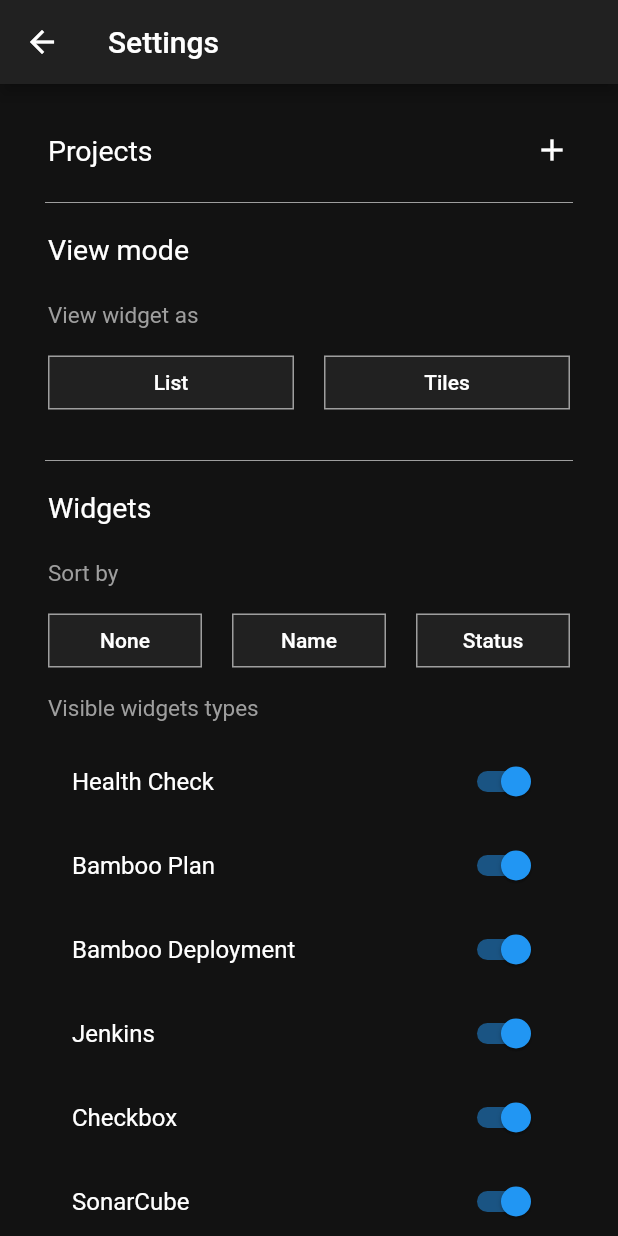
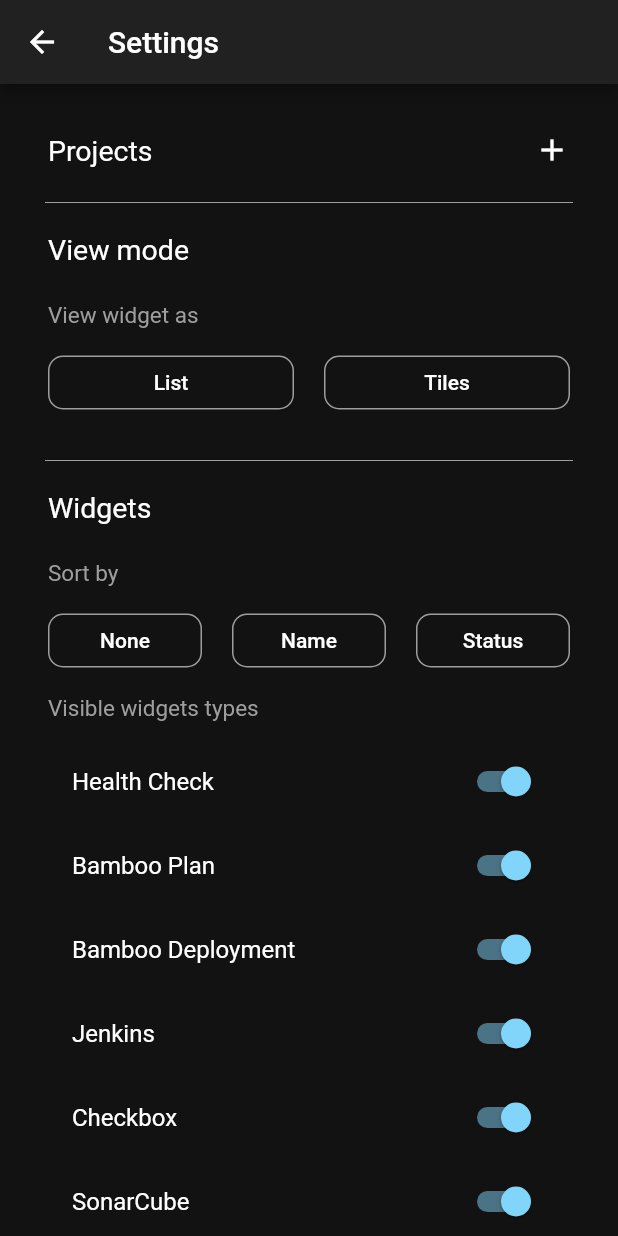
Before and after one commit to wttech/cogboard-mobile, a Flutter app: the screen it shows after launch, after a tap on "CONNECT", after a tap on the "settings" icon, on a phone screen of 412 x 824 dp. Run offline on Flutter 3.47's test engine with Material 2 defaults, Android fonts, the phone set to English and light mode, and no system bars; our stand-ins replace shared_preferences; missing offline and left inert: enum_to_string; network calls fail; statements that could not run were skipped.

Commit message:
COG-13 update colors in settings view

```diff
--- a/lib/screens/settings_hints.dart
+++ b/lib/screens/settings_hints.dart
@@ -1,3 +1,4 @@
+import 'package:cogboardmobileapp/constants/constants.dart';
 import 'package:cogboardmobileapp/models/hints_model.dart';
 import 'package:cogboardmobileapp/providers/settings_provider.dart';
 import 'package:flutter/cupertino.dart';
@@ -6,7 +7,6 @@ import 'package:flutter/material.dart';
 import 'package:provider/provider.dart';
 
 class SettingsHints extends StatelessWidget {
-
   final Hints showHints;
 
   SettingsHints(this.showHints);
@@ -44,13 +44,16 @@ class SettingsHints extends StatelessWidget {
             children: <Widget>[
               Expanded(
                 child: FlatButton(
-                  color: showHints == Hints.On ? Colors.blue : Theme.of(context).primaryColor,
+                  color: showHints == Hints.On
+                      ? Theme.of(context).colorScheme.primary
+                      : Theme.of(context).colorScheme.background,
                   shape: RoundedRectangleBorder(
-                      borderRadius: BorderRadius.circular(0.0),
-                      side: BorderSide(color: Colors.grey)
-                  ),
-                  textColor: Colors.white,
-                  splashColor: Colors.blue,
+                      borderRadius: BorderRadius.circular(standardBorderRadius),
+                      side: BorderSide(color: Colors.grey)),
+                  textColor: showHints == Hints.On
+                      ? Theme.of(context).colorScheme.onPrimary
+                      : Theme.of(context).colorScheme.onBackground,
+                  splashColor: Theme.of(context).colorScheme.primary,
                   onPressed: () {
                     settingsProvider.setShowHints(Hints.On);
                   },
@@ -62,13 +65,16 @@ class SettingsHints extends StatelessWidget {
               ),
               Expanded(
                 child: FlatButton(
-                  color: showHints == Hints.Off ? Colors.blue : Theme.of(context).primaryColor,
+                  color: showHints == Hints.Off
+                      ? Theme.of(context).colorScheme.primary
+                      : Theme.of(context).colorScheme.background,
                   shape: RoundedRectangleBorder(
-                      borderRadius: BorderRadius.circular(0.0),
-                      side: BorderSide(color: Colors.grey)
-                  ),
-                  textColor: Colors.white,
-                  splashColor: Colors.blue,
+                      borderRadius: BorderRadius.circular(standardBorderRadius),
+                      side: BorderSide(color: Colors.grey)),
+                  textColor: showHints == Hints.Off
+                      ? Theme.of(context).colorScheme.onPrimary
+                      : Theme.of(context).colorScheme.onBackground,
+                  splashColor: Theme.of(context).colorScheme.primary,
                   onPressed: () {
                     settingsProvider.setShowHints(Hints.Off);
                   },
--- a/lib/screens/settings_view_mode.dart
+++ b/lib/screens/settings_view_mode.dart
@@ -1,3 +1,4 @@
+import 'package:cogboardmobileapp/constants/constants.dart';
 import 'package:cogboardmobileapp/models/view_mode_model.dart';
 import 'package:cogboardmobileapp/providers/settings_provider.dart';
 import 'package:flutter/cupertino.dart';
@@ -6,11 +7,9 @@ import 'package:flutter/material.dart';
 import 'package:provider/provider.dart';
 
 class SettingsViewMode extends StatelessWidget {
-
   final ViewMode viewAs;
 
   SettingsViewMode(this.viewAs);
-
 
   @override
   Widget build(BuildContext context) {
@@ -26,7 +25,7 @@ class SettingsViewMode extends StatelessWidget {
             child: Text(
               "View mode",
               style: TextStyle(
-                color: Colors.white,
+                color: Theme.of(context).colorScheme.onBackground,
                 fontSize: 19,
               ),
             ),
@@ -45,13 +44,16 @@ class SettingsViewMode extends StatelessWidget {
             children: <Widget>[
               Expanded(
                 child: FlatButton(
-                  color: viewAs == ViewMode.List ? Colors.blue : Theme.of(context).primaryColor,
+                  color: viewAs == ViewMode.List
+                      ? Theme.of(context).colorScheme.primary
+                      : Theme.of(context).colorScheme.background,
                   shape: RoundedRectangleBorder(
-                      borderRadius: BorderRadius.circular(0.0),
-                      side: BorderSide(color: Colors.grey)
-                  ),
-                  textColor: Colors.white,
-                  splashColor: Colors.blue,
+                      borderRadius: BorderRadius.circular(standardBorderRadius),
+                      side: BorderSide(color: Colors.grey)),
+                  textColor: viewAs == ViewMode.List
+                      ? Theme.of(context).colorScheme.onPrimary
+                      : Theme.of(context).colorScheme.onBackground,
+                  splashColor: Theme.of(context).colorScheme.primary,
                   onPressed: () {
                     settingsProvider.setViewWidgetsAs(ViewMode.List);
                   },
@@ -63,13 +65,16 @@ class SettingsViewMode extends StatelessWidget {
               ),
               Expanded(
                 child: FlatButton(
-                  color: viewAs == ViewMode.Tiles ? Colors.blue : Theme.of(context).primaryColor,
+                  color: viewAs == ViewMode.Tiles
+                      ? Theme.of(context).colorScheme.primary
+                      : Theme.of(context).colorScheme.background,
                   shape: RoundedRectangleBorder(
-                      borderRadius: BorderRadius.circular(0.0),
-                      side: BorderSide(color: Colors.grey)
-                  ),
-                  textColor: Colors.white,
-                  splashColor: Colors.blue,
+                      borderRadius: BorderRadius.circular(standardBorderRadius),
+                      side: BorderSide(color: Colors.grey)),
+                  textColor: viewAs == ViewMode.Tiles
+                      ? Theme.of(context).colorScheme.onPrimary
+                      : Theme.of(context).colorScheme.onBackground,
+                  splashColor: Theme.of(context).colorScheme.primary,
                   onPressed: () {
                     settingsProvider.setViewWidgetsAs(ViewMode.Tiles);
                   },
--- a/lib/screens/settings_widgets.dart
+++ b/lib/screens/settings_widgets.dart
@@ -1,3 +1,4 @@
+import 'package:cogboardmobileapp/constants/constants.dart';
 import 'package:cogboardmobileapp/models/widget_type_model.dart';
 import 'package:cogboardmobileapp/providers/settings_provider.dart';
 import 'package:flutter/cupertino.dart';
@@ -6,7 +7,6 @@ import 'package:flutter/material.dart';
 import 'package:provider/provider.dart';
 
 class SettingsWidgets extends StatelessWidget {
-
   final WidgetSortBy sortBy;
 
   final List<WidgetType> widgetTypes;
@@ -25,7 +25,7 @@ class SettingsWidgets extends StatelessWidget {
             child: Text(
               "Widgets",
               style: TextStyle(
-                color: Colors.white,
+                color: Theme.of(context).colorScheme.onBackground,
                 fontSize: 19,
               ),
             ),
@@ -44,13 +44,16 @@ class SettingsWidgets extends StatelessWidget {
             children: <Widget>[
               Expanded(
                 child: FlatButton(
-                  color: sortBy == WidgetSortBy.None ? Colors.blue : Theme.of(context).primaryColor,
+                  color: sortBy == WidgetSortBy.None
+                      ? Theme.of(context).colorScheme.primary
+                      : Theme.of(context).colorScheme.background,
                   shape: RoundedRectangleBorder(
-                      borderRadius: BorderRadius.circular(0.0),
-                      side: BorderSide(color: Colors.grey)
-                  ),
-                  textColor: Colors.white,
-                  splashColor: Colors.blue,
+                      borderRadius: BorderRadius.circular(standardBorderRadius),
+                      side: BorderSide(color: Colors.grey)),
+                  textColor: sortBy == WidgetSortBy.None
+                      ? Theme.of(context).colorScheme.onPrimary
+                      : Theme.of(context).colorScheme.onSurface,
+                  splashColor: Theme.of(context).colorScheme.primary,
                   onPressed: () {
                     settingsProvider.setWidgetsSortBy(WidgetSortBy.None);
                   },
@@ -62,13 +65,16 @@ class SettingsWidgets extends StatelessWidget {
               ),
               Expanded(
                 child: FlatButton(
-                  color: sortBy == WidgetSortBy.Name ? Colors.blue : Theme.of(context).primaryColor,
+                  color: sortBy == WidgetSortBy.Name
+                      ? Theme.of(context).colorScheme.primary
+                      : Theme.of(context).colorScheme.background,
                   shape: RoundedRectangleBorder(
-                      borderRadius: BorderRadius.circular(0.0),
-                      side: BorderSide(color: Colors.grey)
-                  ),
-                  textColor: Colors.white,
-                  splashColor: Colors.blue,
+                      borderRadius: BorderRadius.circular(standardBorderRadius),
+                      side: BorderSide(color: Colors.grey)),
+                  textColor: sortBy == WidgetSortBy.Name
+                      ? Theme.of(context).colorScheme.onPrimary
+                      : Theme.of(context).colorScheme.onSurface,
+                  splashColor: Theme.of(context).colorScheme.onPrimary,
                   onPressed: () {
                     settingsProvider.setWidgetsSortBy(WidgetSortBy.Name);
                   },
@@ -80,13 +86,17 @@ class SettingsWidgets extends StatelessWidget {
               ),
               Expanded(
                 child: FlatButton(
-                  color: sortBy == WidgetSortBy.Status ? Colors.blue : Theme.of(context).primaryColor,
+                  color: sortBy == WidgetSortBy.Status
+                      ? Theme.of(context).colorScheme.primary
+                      : Theme.of(context).colorScheme.background,
                   shape: RoundedRectangleBorder(
-                      borderRadius: BorderRadius.circular(0.0),
-                      side: BorderSide(color: Colors.grey)
+                    borderRadius: BorderRadius.circular(standardBorderRadius),
+                    side: BorderSide(color: Colors.grey),
                   ),
-                  textColor: Colors.white,
-                  splashColor: Colors.blue,
+                  textColor: sortBy == WidgetSortBy.Status
+                      ? Theme.of(context).colorScheme.onPrimary
+                      : Theme.of(context).colorScheme.onSurface,
+                  splashColor: Theme.of(context).colorScheme.primary,
                   onPressed: () {
                     settingsProvider.setWidgetsSortBy(WidgetSortBy.Status);
                   },
@@ -114,14 +124,15 @@ class SettingsWidgets extends StatelessWidget {
                       title: Text(
                         widget.name,
                         style: TextStyle(
-                          color: Colors.white,
+                          color: Theme.of(context).colorScheme.onBackground,
                         ),
                       ),
                       value: widgetTypes[widgetTypes.indexOf(widget)].isVisible,
                       onChanged: (bool value) {
-                        settingsProvider.setWidgetTypeVisible(widgetTypes.indexOf(widget), value);
+                        settingsProvider.setWidgetTypeVisible(
+                            widgetTypes.indexOf(widget), value);
                       },
-                      activeColor: Colors.blue,
+                      activeColor: Theme.of(context).colorScheme.primary,
                     ),
                   ),
                 ],
--- a/lib/widgets/url_select_widget.dart
+++ b/lib/widgets/url_select_widget.dart
@@ -89,7 +89,7 @@ class _UrlSelectState extends State<UrlSelect> {
           'There are no Connections saved.',
           textAlign: TextAlign.center,
           style: TextStyle(
-            color: Colors.white,
+            color: Theme.of(context).colorScheme.onBackground,
             fontSize: 20,
           ),
         ),
```
